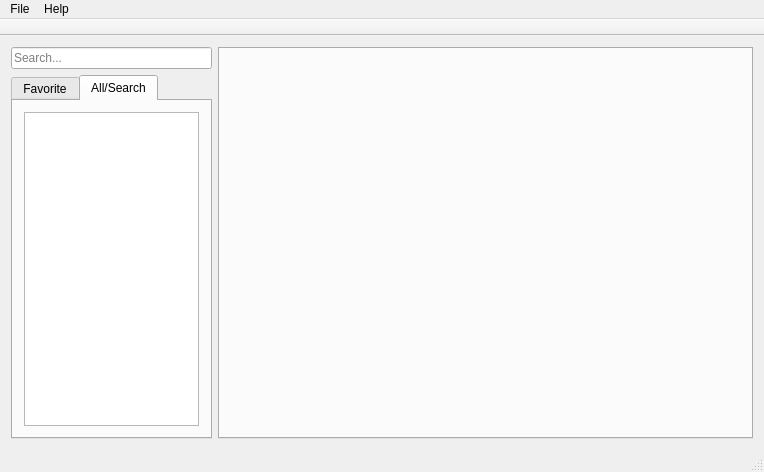
Above: OverwatchPlayerLog/UI/MainWindow.ui from yxbh/Overwatch-Player-Log before the change. Below: the same form after it.
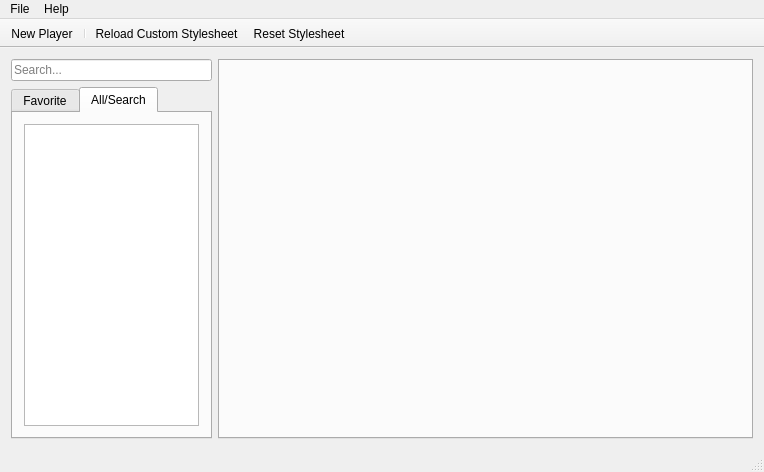
That is the form after the change.

Commit message: refactor main window actions and add 'add new player' into

The edit to the form file:
```diff
--- a/OverwatchPlayerLog/UI/MainWindow.ui
+++ b/OverwatchPlayerLog/UI/MainWindow.ui
@@ -129,6 +129,10 @@
    <attribute name="toolBarBreak">
     <bool>false</bool>
    </attribute>
+   <addaction name="action_AddPlayer"/>
+   <addaction name="separator"/>
+   <addaction name="action_LoadCustomStylesheet"/>
+   <addaction name="action_ResetStylesheet"/>
   </widget>
   <widget class="QStatusBar" name="statusBar"/>
   <action name="action_About">
@@ -146,7 +150,7 @@
   </action>
   <action name="action_AddPlayer">
    <property name="text">
-    <string>Add New Player</string>
+    <string>New Player</string>
    </property>
    <property name="toolTip">
     <string>Add New Player</string>
```
Left out of the diff: 6 changed lines with no effect on the pictures. The commit also changes 2 other files.
